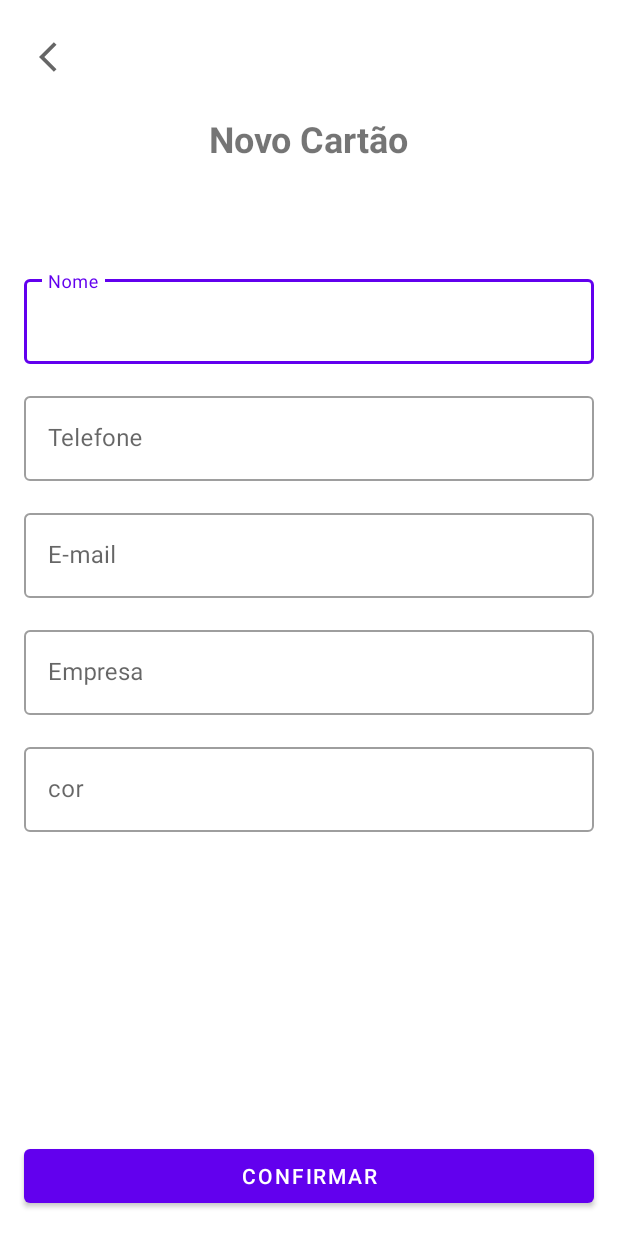
After one commit to alisonViana/business-card-bootcampInter, an Android app: the AddBusinessCardActivity screen opened directly, with no data from a screen before it, on a phone screen of 412 x 824 dp. The commit adds this screen. Run offline under Robolectric (Android 15) with nearby library versions, the phone set to English and light mode, and no system bars.

Commit message:
created add new card layout

```diff
--- a/app/src/main/AndroidManifest.xml
+++ b/app/src/main/AndroidManifest.xml
@@ -11,6 +11,9 @@
         android:supportsRtl="true"
         android:theme="@style/Theme.BusinessCard">
         <activity
+            android:name=".ui.AddBusinessCardActivity"
+            android:exported="true" />
+        <activity
             android:name=".ui.MainActivity"
             android:exported="true">
             <intent-filter>
--- /dev/null
+++ b/app/src/main/java/br/com/dio/businesscard/ui/AddBusinessCardActivity.kt
@@ -0,0 +1,27 @@
+package br.com.dio.businesscard.ui
+
+import androidx.appcompat.app.AppCompatActivity
+import android.os.Bundle
+import br.com.dio.businesscard.databinding.ActivityAddBusinessCardBinding
+
+class AddBusinessCardActivity : AppCompatActivity() {
+
+    private val binding by lazy{ActivityAddBusinessCardBinding.inflate(layoutInflater)}
+
+    override fun onCreate(savedInstanceState: Bundle?) {
+        super.onCreate(savedInstanceState)
+        setContentView(binding.root)
+
+        setListeners()
+    }
+
+    private fun setListeners() {
+        binding.btnClose.setOnClickListener {
+            finish()
+        }
+
+        binding.btnConfirm.setOnClickListener {
+
+        }
+    }
+}
--- a/app/src/main/java/br/com/dio/businesscard/ui/MainActivity.kt
+++ b/app/src/main/java/br/com/dio/businesscard/ui/MainActivity.kt
@@ -1,5 +1,6 @@
 package br.com.dio.businesscard.ui
 
+import android.content.Intent
 import androidx.appcompat.app.AppCompatActivity
 import android.os.Bundle
 import br.com.dio.businesscard.databinding.ActivityMainBinding
@@ -11,5 +12,14 @@ class MainActivity : AppCompatActivity() {
     override fun onCreate(savedInstanceState: Bundle?) {
         super.onCreate(savedInstanceState)
         setContentView(binding.root)
+
+        setListeners()
+    }
+
+    private fun setListeners() {
+        binding.btnAdd.setOnClickListener {
+            val intent = Intent(this, AddBusinessCardActivity::class.java)
+            startActivity(intent)
+        }
     }
 }
--- /dev/null
+++ b/app/src/main/res/drawable/ic_close.xml
@@ -0,0 +1,11 @@
+<vector xmlns:android="http://schemas.android.com/apk/res/android"
+    android:width="24dp"
+    android:height="24dp"
+    android:viewportWidth="24"
+    android:viewportHeight="24"
+    android:tint="?attr/colorControlNormal"
+    android:autoMirrored="true">
+  <path
+      android:fillColor="@android:color/white"
+      android:pathData="M11.67,3.87L9.9,2.1 0,12l9.9,9.9 1.77,-1.77L3.54,12z"/>
+</vector>
--- /dev/null
+++ b/app/src/main/res/layout/activity_add_business_card.xml
@@ -0,0 +1,150 @@
+<?xml version="1.0" encoding="utf-8"?>
+<androidx.constraintlayout.widget.ConstraintLayout xmlns:android="http://schemas.android.com/apk/res/android"
+    xmlns:app="http://schemas.android.com/apk/res-auto"
+    xmlns:tools="http://schemas.android.com/tools"
+    android:layout_width="match_parent"
+    android:layout_height="match_parent"
+    tools:context=".ui.AddBusinessCardActivity">
+
+    <ImageButton
+        android:id="@+id/btn_close"
+        android:layout_width="60dp"
+        android:layout_height="60dp"
+        android:layout_margin="8dp"
+        android:background="?attr/actionBarItemBackground"
+        android:src="@drawable/ic_close"
+        app:layout_constraintTop_toTopOf="parent"
+        app:layout_constraintStart_toStartOf="parent"
+        />
+
+    <TextView
+        android:id="@+id/tv_title_new_card"
+        android:layout_width="wrap_content"
+        android:layout_height="wrap_content"
+        android:layout_marginTop="8dp"
+        app:layout_constraintTop_toBottomOf="@id/btn_close"
+        app:layout_constraintStart_toStartOf="parent"
+        app:layout_constraintEnd_toEndOf="parent"
+        android:text="@string/label_new_card"
+        android:textSize="24sp"
+        android:textStyle="bold"
+        />
+
+    <androidx.constraintlayout.widget.Guideline
+        android:id="@+id/guideline"
+        android:layout_width="wrap_content"
+        android:layout_height="wrap_content"
+        android:orientation="horizontal"
+        app:layout_constraintGuide_percent="0.2" />
+
+    <com.google.android.material.textfield.TextInputLayout
+        android:id="@+id/til_name"
+        style="@style/Widget.MaterialComponents.TextInputLayout.OutlinedBox"
+        android:layout_width="0dp"
+        android:layout_height="wrap_content"
+        android:layout_margin="16dp"
+        app:layout_constraintTop_toTopOf="@id/guideline"
+        app:layout_constraintStart_toStartOf="parent"
+        app:layout_constraintEnd_toEndOf="parent"
+        android:hint="@string/hint_name">
+
+        <com.google.android.material.textfield.TextInputEditText
+            android:layout_width="match_parent"
+            android:layout_height="match_parent"
+            android:inputType="text"
+            android:maxLines="1"/>
+
+    </com.google.android.material.textfield.TextInputLayout>
+
+    <com.google.android.material.textfield.TextInputLayout
+        android:id="@+id/til_phone"
+        style="@style/Widget.MaterialComponents.TextInputLayout.OutlinedBox"
+        android:layout_width="0dp"
+        android:layout_height="wrap_content"
+        android:layout_margin="16dp"
+        app:layout_constraintTop_toBottomOf="@id/til_name"
+        app:layout_constraintStart_toStartOf="parent"
+        app:layout_constraintEnd_toEndOf="parent"
+        android:hint="@string/hint_phone"
+        >
+
+        <com.google.android.material.textfield.TextInputEditText
+            android:layout_width="match_parent"
+            android:layout_height="match_parent"
+            android:inputType="phone"
+            android:maxLines="1"/>
+
+    </com.google.android.material.textfield.TextInputLayout>
+
+    <com.google.android.material.textfield.TextInputLayout
+        android:id="@+id/til_email"
+        style="@style/Widget.MaterialComponents.TextInputLayout.OutlinedBox"
+        android:layout_width="0dp"
+        android:layout_height="wrap_content"
+        android:layout_margin="16dp"
+        app:layout_constraintTop_toBottomOf="@id/til_phone"
+        app:layout_constraintStart_toStartOf="parent"
+        app:layout_constraintEnd_toEndOf="parent"
+        android:hint="@string/hint_email"
+        >
+
+        <com.google.android.material.textfield.TextInputEditText
+            android:layout_width="match_parent"
+            android:layout_height="match_parent"
+            android:inputType="textEmailAddress"
+            android:maxLines="1"/>
+
+    </com.google.android.material.textfield.TextInputLayout>
+
+    <com.google.android.material.textfield.TextInputLayout
+        android:id="@+id/til_company"
+        style="@style/Widget.MaterialComponents.TextInputLayout.OutlinedBox"
+        android:layout_width="0dp"
+        android:layout_height="wrap_content"
+        android:layout_margin="16dp"
+        app:layout_constraintTop_toBottomOf="@id/til_email"
+        app:layout_constraintStart_toStartOf="parent"
+        app:layout_constraintEnd_toEndOf="parent"
+        android:hint="@string/hint_company"
+        >
+
+        <com.google.android.material.textfield.TextInputEditText
+            android:layout_width="match_parent"
+            android:layout_height="match_parent"
+            android:inputType="text"
+            android:maxLines="1"/>
+
+    </com.google.android.material.textfield.TextInputLayout>
+
+    <com.google.android.material.textfield.TextInputLayout
+        android:id="@+id/til_color"
+        style="@style/Widget.MaterialComponents.TextInputLayout.OutlinedBox"
+        android:layout_width="0dp"
+        android:layout_height="wrap_content"
+        android:layout_margin="16dp"
+        app:layout_constraintTop_toBottomOf="@id/til_company"
+        app:layout_constraintStart_toStartOf="parent"
+        app:layout_constraintEnd_toEndOf="parent"
+        android:hint="cor"
+        >
+
+        <com.google.android.material.textfield.TextInputEditText
+            android:layout_width="match_parent"
+            android:layout_height="match_parent"
+            android:inputType="text"
+            android:maxLines="1"/>
+
+    </com.google.android.material.textfield.TextInputLayout>
+
+    <Button
+        android:id="@+id/btn_confirm"
+        android:layout_width="match_parent"
+        android:layout_height="wrap_content"
+        android:layout_margin="16dp"
+        app:layout_constraintBottom_toBottomOf="parent"
+        app:layout_constraintStart_toStartOf="parent"
+        app:layout_constraintEnd_toEndOf="parent"
+        android:text="@string/label_btt_confirm"
+        />
+
+</androidx.constraintlayout.widget.ConstraintLayout>
--- a/app/src/main/res/layout/activity_main.xml
+++ b/app/src/main/res/layout/activity_main.xml
@@ -31,6 +31,7 @@
         />
 
     <com.google.android.material.floatingactionbutton.FloatingActionButton
+        android:id="@+id/btn_add"
         android:layout_width="wrap_content"
         android:layout_height="wrap_content"
         android:layout_margin="16dp"
--- a/app/src/main/res/values/strings.xml
+++ b/app/src/main/res/values/strings.xml
@@ -1,4 +1,10 @@
 <resources>
     <string name="app_name">BusinessCard</string>
     <string name="label_business_cards">Cartão de Visita</string>
+    <string name="label_new_card">Novo Cartão</string>
+    <string name="hint_name">Nome</string>
+    <string name="hint_phone">Telefone</string>
+    <string name="hint_email">E-mail</string>
+    <string name="hint_company">Empresa</string>
+    <string name="label_btt_confirm">Confirmar</string>
 </resources>
```
